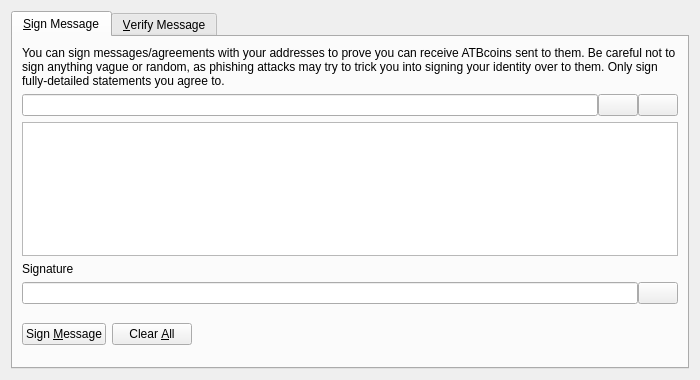
The window that src/qt/forms/signverifymessagedialog.ui (Ailein/atbcoin-insight) describes before a commit, drawn with Qt 5.
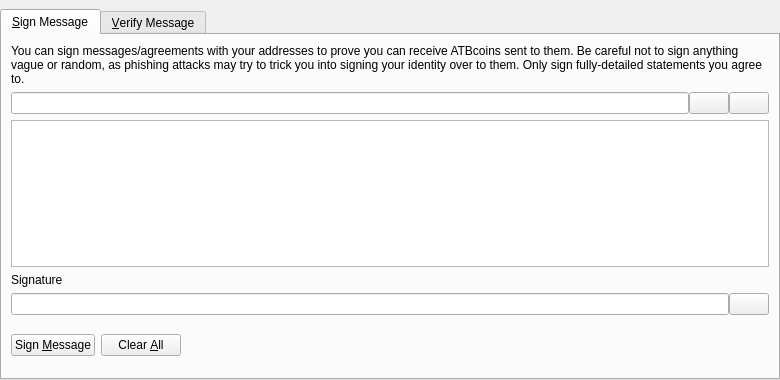
The same window after the commit. The open tabs and pages were chosen to show the change. Icons and pictures are not drawn. Custom widgets are drawn as their Qt base class.

The edit to the form file:
```diff
--- a/src/qt/forms/signverifymessagedialog.ui
+++ b/src/qt/forms/signverifymessagedialog.ui
@@ -6,10 +6,16 @@
    <rect>
     <x>0</x>
     <y>0</y>
-    <width>700</width>
+    <width>780</width>
     <height>380</height>
    </rect>
   </property>
+  <property name="minimumSize">
+   <size>
+    <width>780</width>
+    <height>0</height>
+   </size>
+  </property>
   <property name="windowTitle">
    <string>Signatures - Sign / Verify a Message</string>
   </property>
@@ -17,6 +23,21 @@
    <bool>true</bool>
   </property>
   <layout class="QVBoxLayout" name="verticalLayout">
+   <property name="spacing">
+    <number>0</number>
+   </property>
+   <property name="leftMargin">
+    <number>0</number>
+   </property>
+   <property name="topMargin">
+    <number>9</number>
+   </property>
+   <property name="rightMargin">
+    <number>0</number>
+   </property>
+   <property name="bottomMargin">
+    <number>0</number>
+   </property>
    <item>
     <widget class="QTabWidget" name="tabWidget">
      <property name="currentIndex">
```
Left out of the diff: 2 changed lines with no effect on the pictures.
